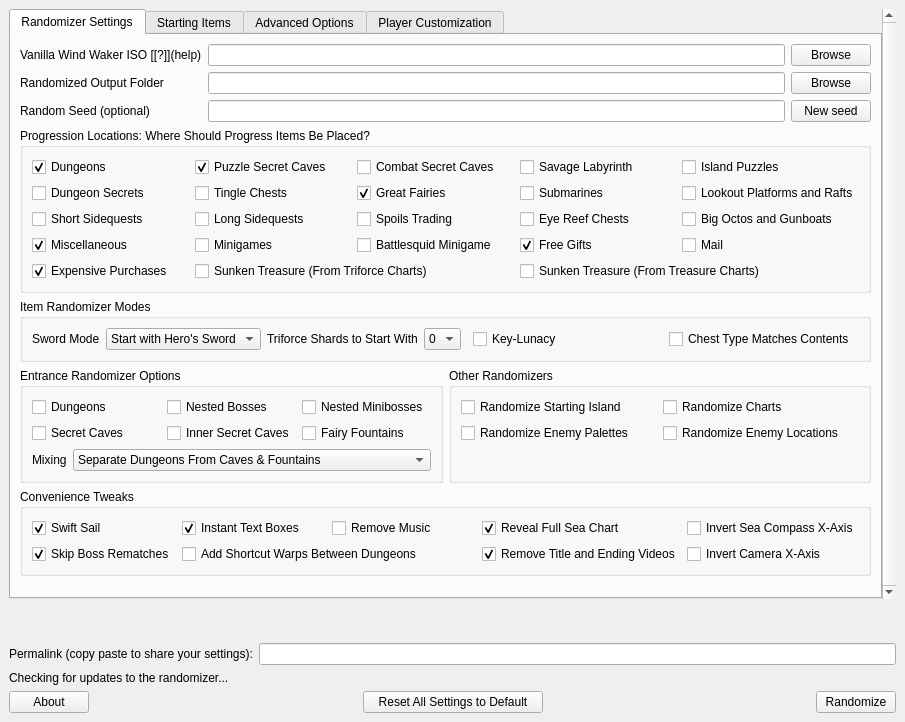
Above: wwr_ui/randomizer_window.ui from LagoLunatic/wwrando before the change. Below: the same form after it.
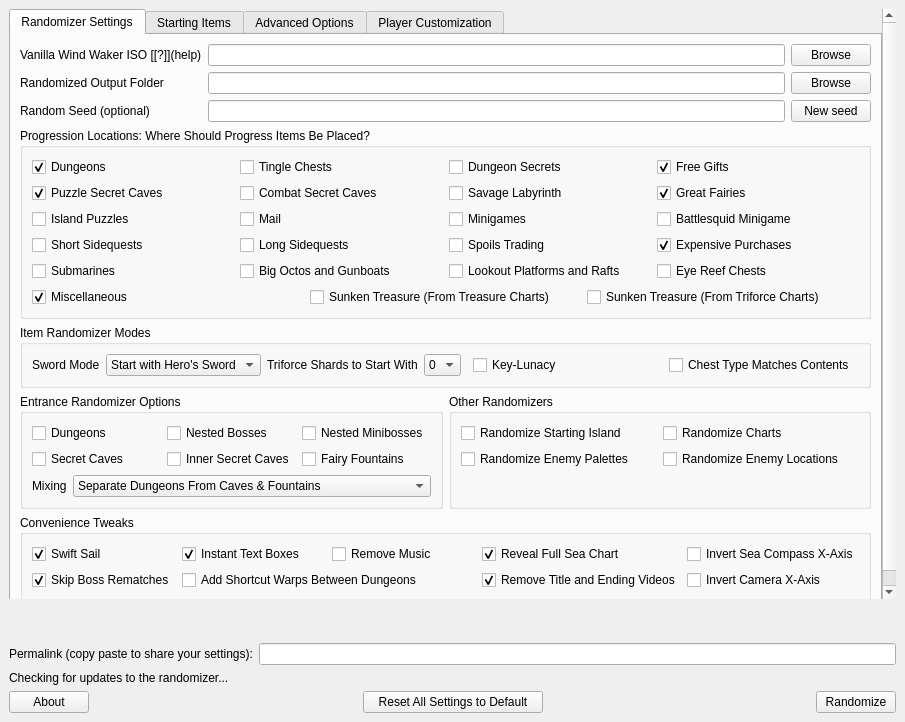
That is the form after the change. Custom widgets are drawn as their Qt base class.

The edit to the form file:
```diff
--- a/wwr_ui/randomizer_window.ui
+++ b/wwr_ui/randomizer_window.ui
@@ -38,7 +38,7 @@
          <x>0</x>
          <y>0</y>
          <width>870</width>
-         <height>582</height>
+         <height>608</height>
         </rect>
        </property>
        <layout class="QVBoxLayout" name="verticalLayout_2">
@@ -122,117 +122,138 @@
                <string>Progression Locations: Where Should Progress Items Be Placed?</string>
               </property>
               <layout class="QGridLayout" name="gridLayout_2">
-               <item row="1" column="4">
-                <widget class="QCheckBox" name="progression_platforms_rafts">
+               <item row="0" column="0">
+                <widget class="QCheckBox" name="progression_dungeons">
                  <property name="text">
-                  <string>Lookout Platforms and Rafts</string>
-                 </property>
-                </widget>
-               </item>
-               <item row="6" column="0">
-                <widget class="QCheckBox" name="progression_expensive_purchases">
-                 <property name="text">
-                  <string>Expensive Purchases</string>
+                  <string>Dungeons</string>
                  </property>
                  <property name="checked">
                   <bool>true</bool>
                  </property>
                 </widget>
                </item>
-               <item row="1" column="0">
-                <widget class="QCheckBox" name="progression_dungeon_secrets">
-                 <property name="text">
-                  <string>Dungeon Secrets</string>
-                 </property>
-                </widget>
-               </item>
-               <item row="6" column="3" colspan="2">
-                <widget class="QCheckBox" name="progression_treasure_charts">
-                 <property name="text">
-                  <string>Sunken Treasure (From Treasure Charts)</string>
-                 </property>
-                </widget>
-               </item>
-               <item row="1" column="1">
+               <item row="0" column="1">
                 <widget class="QCheckBox" name="progression_tingle_chests">
                  <property name="text">
                   <string>Tingle Chests</string>
                  </property>
                 </widget>
                </item>
-               <item row="0" column="3">
+               <item row="4" column="1">
+                <widget class="QCheckBox" name="progression_long_sidequests">
+                 <property name="text">
+                  <string>Long Sidequests</string>
+                 </property>
+                </widget>
+               </item>
+               <item row="4" column="2">
+                <widget class="QCheckBox" name="progression_spoils_trading">
+                 <property name="text">
+                  <string>Spoils Trading</string>
+                 </property>
+                </widget>
+               </item>
+               <item row="4" column="0">
+                <widget class="QCheckBox" name="progression_short_sidequests">
+                 <property name="text">
+                  <string>Short Sidequests</string>
+                 </property>
+                </widget>
+               </item>
+               <item row="1" column="0">
+                <widget class="QCheckBox" name="progression_puzzle_secret_caves">
+                 <property name="text">
+                  <string>Puzzle Secret Caves</string>
+                 </property>
+                 <property name="checked">
+                  <bool>true</bool>
+                 </property>
+                </widget>
+               </item>
+               <item row="1" column="2">
                 <widget class="QCheckBox" name="progression_savage_labyrinth">
                  <property name="text">
                   <string>Savage Labyrinth</string>
                  </property>
                 </widget>
                </item>
-               <item row="0" column="0">
-                <widget class="QCheckBox" name="progression_dungeons">
-                 <property name="text">
-                  <string>Dungeons</string>
-                 </property>
-                 <property name="checked">
-                  <bool>true</bool>
-                 </property>
-                </widget>
-               </item>
-               <item row="6" column="1" colspan="2">
-                <widget class="QCheckBox" name="progression_triforce_charts">
-                 <property name="text">
-                  <string>Sunken Treasure (From Triforce Charts)</string>
-                 </property>
-                </widget>
-               </item>
-               <item row="0" column="2">
+               <item row="1" column="1">
                 <widget class="QCheckBox" name="progression_combat_secret_caves">
                  <property name="text">
                   <string>Combat Secret Caves</string>
                  </property>
                 </widget>
                </item>
-               <item row="4" column="4">
-                <widget class="QCheckBox" name="progression_big_octos_gunboats">
+               <item row="0" column="2">
+                <widget class="QCheckBox" name="progression_dungeon_secrets">
                  <property name="text">
-                  <string>Big Octos and Gunboats</string>
+                  <string>Dungeon Secrets</string>
                  </property>
                 </widget>
                </item>
-               <item row="0" column="4">
-                <widget class="QCheckBox" name="progression_island_puzzles">
-                 <property name="text">
-                  <string>Island Puzzles</string>
-                 </property>
-                </widget>
-               </item>
-               <item row="1" column="2">
-                <widget class="QCheckBox" name="progression_great_fairies">
-                 <property name="text">
-                  <string>Great Fairies</string>
-                 </property>
-                 <property name="checked">
-                  <bool>true</bool>
-                 </property>
-                </widget>
-               </item>
-               <item row="0" column="1">
-                <widget class="QCheckBox" name="progression_puzzle_secret_caves">
-                 <property name="text">
-                  <string>Puzzle Secret Caves</string>
-                 </property>
-                 <property name="checked">
-                  <bool>true</bool>
-                 </property>
-                </widget>
-               </item>
-               <item row="5" column="2">
+               <item row="2" column="3">
                 <widget class="QCheckBox" name="progression_battlesquid">
                  <property name="text">
                   <string>Battlesquid Minigame</string>
                  </property>
                 </widget>
                </item>
-               <item row="5" column="1">
+               <item row="2" column="1">
+                <widget class="QCheckBox" name="progression_mail">
+                 <property name="text">
+                  <string>Mail</string>
+                 </property>
+                </widget>
+               </item>
+               <item row="1" column="3">
+                <widget class="QCheckBox" name="progression_great_fairies">
+                 <property name="text">
+                  <string>Great Fairies</string>
+                 </property>
+                 <property name="checked">
+                  <bool>true</bool>
+                 </property>
+                </widget>
+               </item>
+               <item row="7" column="0" colspan="4">
+                <layout class="QHBoxLayout" name="z_layoutH_for_z_bottom">
+                 <item>
+                  <widget class="QCheckBox" name="progression_misc">
+                   <property name="text">
+                    <string>Miscellaneous</string>
+                   </property>
+                   <property name="checked">
+                    <bool>true</bool>
+                   </property>
+                  </widget>
+                 </item>
+                 <item>
+                  <widget class="QCheckBox" name="progression_treasure_charts">
+                   <property name="text">
+                    <string>Sunken Treasure (From Treasure Charts)</string>
+                   </property>
+                  </widget>
+                 </item>
+                 <item>
+                  <widget class="QCheckBox" name="progression_triforce_charts">
+                   <property name="text">
+                    <string>Sunken Treasure (From Triforce Charts)</string>
+                   </property>
+                  </widget>
+                 </item>
+                </layout>
+               </item>
+               <item row="4" column="3">
+                <widget class="QCheckBox" name="progression_expensive_purchases">
+                 <property name="text">
+                  <string>Expensive Purchases</string>
+                 </property>
+                 <property name="checked">
+                  <bool>true</bool>
+                 </property>
+                </widget>
+               </item>
+               <item row="2" column="2">
                 <widget class="QCheckBox" name="progression_minigames">
                  <property name="text">
                   <string>Minigames</string>
@@ -240,16 +261,6 @@
                 </widget>
                </item>
                <item row="5" column="0">
-                <widget class="QCheckBox" name="progression_misc">
-                 <property name="text">
-                  <string>Miscellaneous</string>
-                 </property>
-                 <property name="checked">
-                  <bool>true</bool>
-                 </property>
-                </widget>
-               </item>
-               <item row="1" column="3">
                 <widget class="QCheckBox" name="progression_submarines">
                  <property name="text">
                   <string>Submarines</string>
@@ -259,35 +270,21 @@
                  </property>
                 </widget>
                </item>
-               <item row="4" column="0">
-                <widget class="QCheckBox" name="progression_short_sidequests">
+               <item row="5" column="1">
+                <widget class="QCheckBox" name="progression_big_octos_gunboats">
                  <property name="text">
-                  <string>Short Sidequests</string>
+                  <string>Big Octos and Gunboats</string>
                  </property>
                 </widget>
                </item>
-               <item row="4" column="1">
-                <widget class="QCheckBox" name="progression_long_sidequests">
+               <item row="5" column="2">
+                <widget class="QCheckBox" name="progression_platforms_rafts">
                  <property name="text">
-                  <string>Long Sidequests</string>
+                  <string>Lookout Platforms and Rafts</string>
                  </property>
                 </widget>
                </item>
-               <item row="4" column="2">
-                <widget class="QCheckBox" name="progression_spoils_trading">
-                 <property name="text">
-                  <string>Spoils Trading</string>
-                 </property>
-                </widget>
-               </item>
-               <item row="4" column="3">
-                <widget class="QCheckBox" name="progression_eye_reef_chests">
-                 <property name="text">
-                  <string>Eye Reef Chests</string>
-                 </property>
-                </widget>
-               </item>
-               <item row="5" column="3">
+               <item row="0" column="3">
                 <widget class="QCheckBox" name="progression_free_gifts">
                  <property name="text">
                   <string>Free Gifts</string>
@@ -297,10 +294,17 @@
                  </property>
                 </widget>
                </item>
-               <item row="5" column="4">
-                <widget class="QCheckBox" name="progression_mail">
+               <item row="2" column="0">
+                <widget class="QCheckBox" name="progression_island_puzzles">
                  <property name="text">
-                  <string>Mail</string>
+                  <string>Island Puzzles</string>
+                 </property>
+                </widget>
+               </item>
+               <item row="5" column="3">
+                <widget class="QCheckBox" name="progression_eye_reef_chests">
+                 <property name="text">
+                  <string>Eye Reef Chests</string>
                  </property>
                 </widget>
                </item>
```
Left out of the diff: 128 changed lines with no effect on the pictures.
